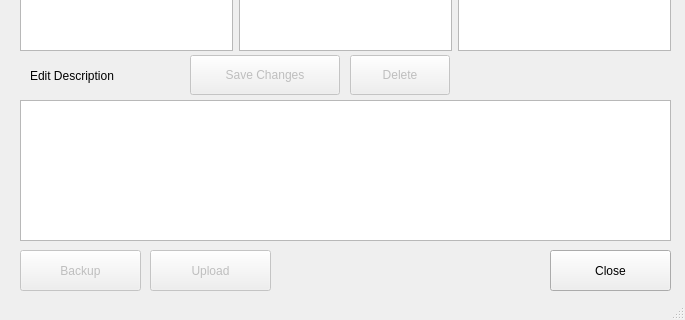
First picture: the form in UI/ToDoApp.ui, repository Mazchoo/ToDoQt, before the edit; both pictures show x 0 to 685 and y 310 to 630 of the 685 by 630 pixel window.
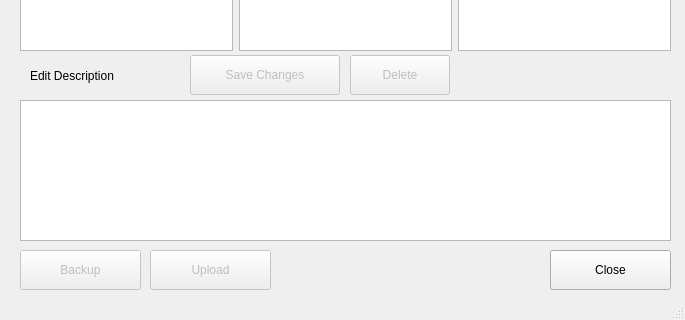
Second picture: the form after the edit.

Diff of the .ui file:
```diff
--- a/UI/ToDoApp.ui
+++ b/UI/ToDoApp.ui
@@ -2,14 +2,6 @@
 <ui version="4.0">
  <class>ToDoLayout</class>
  <widget class="QMainWindow" name="ToDoLayout">
-  <property name="geometry">
-   <rect>
-    <x>0</x>
-    <y>0</y>
-    <width>685</width>
-    <height>630</height>
-   </rect>
-  </property>
   <property name="minimumSize">
    <size>
     <width>685</width>
@@ -128,7 +120,7 @@
       <x>20</x>
       <y>560</y>
       <width>121</width>
-      <height>41</height>
+      <height>40</height>
      </rect>
     </property>
     <property name="text">
@@ -141,7 +133,7 @@
       <x>550</x>
       <y>560</y>
       <width>121</width>
-      <height>41</height>
+      <height>40</height>
      </rect>
     </property>
     <property name="text">
@@ -157,7 +149,7 @@
       <x>150</x>
       <y>560</y>
       <width>121</width>
-      <height>41</height>
+      <height>40</height>
      </rect>
     </property>
     <property name="text">
```
Left out of the diff: 13 changed lines with no effect on the pictures.
